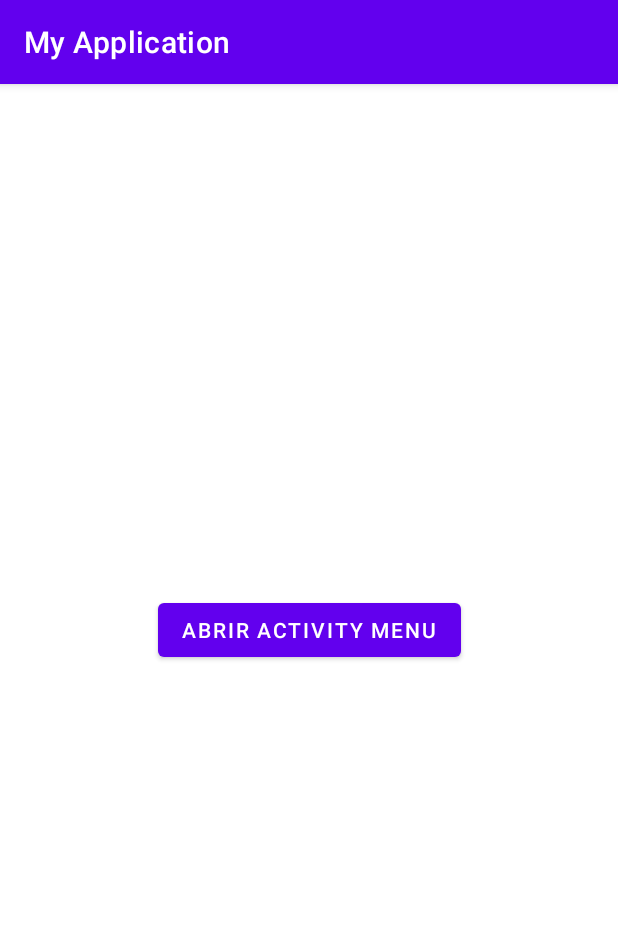
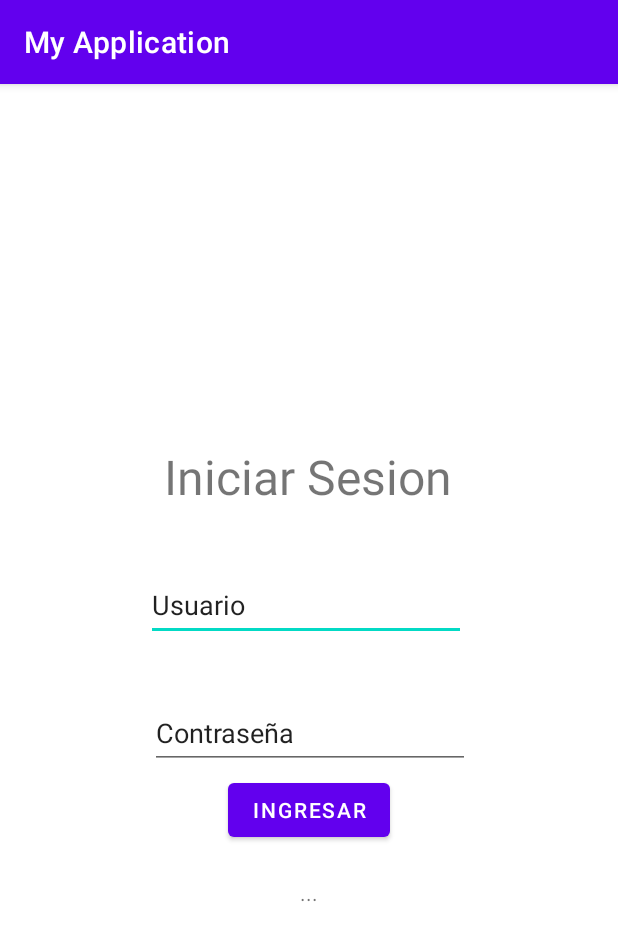
Before and after one commit to Brenda-Huarcaya/IDNP-Lab3, an Android app: the screen it shows after launch (MainActivity), on a phone screen of 412 x 824 dp. Shown: the top 940 px of the screen. Run offline under Robolectric (Android 15) with nearby library versions, the phone set to English and light mode, and no system bars.

Commit message:
Activity Main es el Activity Login - COMPLETO

```diff
--- a/app/src/main/java/com/idnp/myapplication/MainActivity.java
+++ b/app/src/main/java/com/idnp/myapplication/MainActivity.java
@@ -3,11 +3,14 @@ package com.idnp.myapplication;
 import androidx.activity.result.ActivityResultLauncher;
 import androidx.appcompat.app.AppCompatActivity;
 
+import android.annotation.SuppressLint;
 import android.content.DialogInterface;
 import android.content.Intent;
 import android.os.Bundle;
 import android.view.View;
 import android.widget.Button;
+import android.widget.EditText;
+import android.widget.TextView;
 
 public class MainActivity extends AppCompatActivity {
 
@@ -22,18 +25,31 @@ public class MainActivity extends AppCompatActivity {
                 }
             });
 */
+
     @Override
     protected void onCreate(Bundle savedInstanceState) {
         super.onCreate(savedInstanceState);
         setContentView(R.layout.activity_main);
 
-        Button startButton = findViewById(R.id.btnActivityMenu);
+        Button loginButton = findViewById(R.id.btnLogin);
+        EditText eUsuario = findViewById(R.id.eUsuario);
+        EditText eContrasena = findViewById(R.id.eContraseña);
+        TextView tMensaje = findViewById(R.id.eMensaje);
 
-        startButton.setOnClickListener(new View.OnClickListener() {
+        loginButton.setOnClickListener(new View.OnClickListener() {
             @Override
             public void onClick(View view) {
-                Intent intent = new Intent(getApplicationContext(), MenuActivity.class);
-                startActivity(intent);
+                String usuario = eUsuario.getText().toString();
+                String contrasena = eContrasena.getText().toString();
+
+                if (usuario.equals("usuario") && contrasena.equals("12345")){
+                    Intent intent = new Intent(getApplicationContext(), MenuActivity.class);
+                    startActivity(intent);
+                }
+                else{
+                    tMensaje.setText("Usuario Invalido");
+                }
+
             }
         });
 
--- a/app/src/main/res/layout/activity_main.xml
+++ b/app/src/main/res/layout/activity_main.xml
@@ -6,24 +6,77 @@
     android:layout_width="match_parent"
     android:layout_height="match_parent"
     tools:context=".MainActivity">
-    <!--
+
     <TextView
+        android:id="@+id/textView2"
         android:layout_width="wrap_content"
         android:layout_height="wrap_content"
-            android:text="Hello World!"
+        android:text="Iniciar Sesion"
+        android:textAlignment="center"
+        android:textSize="32dp"
         app:layout_constraintBottom_toBottomOf="parent"
         app:layout_constraintEnd_toEndOf="parent"
+        app:layout_constraintHorizontal_bias="0.497"
         app:layout_constraintStart_toStartOf="parent"
-            app:layout_constraintTop_toTopOf="parent" />
-    -->
-    <Button
-        android:id="@+id/btnActivityMenu"
+        app:layout_constraintTop_toTopOf="parent"
+        app:layout_constraintVertical_bias="0.331" />
+
+    <EditText
+        android:id="@+id/eUsuario"
         android:layout_width="wrap_content"
         android:layout_height="wrap_content"
-        android:layout_marginTop="340dp"
-        android:text="Abrir activity menu"
+        android:layout_marginStart="100dp"
+        android:layout_marginTop="40dp"
+        android:layout_marginEnd="101dp"
+        android:autofillHints=""
+        android:ems="10"
+        android:inputType="textPersonName"
+        android:minHeight="48dp"
+        android:text="Usuario"
+        app:layout_constraintEnd_toEndOf="parent"
+        app:layout_constraintHorizontal_bias="1.0"
+        app:layout_constraintStart_toStartOf="parent"
+        app:layout_constraintTop_toBottomOf="@+id/textView2"
+        tools:ignore="LabelFor,MissingConstraints" />
+
+    <EditText
+        android:id="@+id/eContraseña"
+        android:layout_width="wrap_content"
+        android:layout_height="wrap_content"
+        android:layout_marginStart="100dp"
+        android:layout_marginTop="37dp"
+        android:layout_marginEnd="101dp"
+        android:autofillHints=""
+        android:ems="10"
+        android:inputType="textPersonName"
+        android:minHeight="48dp"
+        android:text="Contraseña"
+        app:layout_constraintEnd_toEndOf="parent"
+        app:layout_constraintHorizontal_bias="0.0"
+        app:layout_constraintStart_toStartOf="parent"
+        app:layout_constraintTop_toBottomOf="@+id/eUsuario"
+        tools:ignore="LabelFor,MissingConstraints" />
+
+    <Button
+        android:id="@+id/btnLogin"
+        android:layout_width="wrap_content"
+        android:layout_height="wrap_content"
+        android:layout_marginTop="460dp"
+        android:text="Ingresar"
         app:layout_constraintEnd_toEndOf="parent"
         app:layout_constraintStart_toStartOf="parent"
         app:layout_constraintTop_toTopOf="parent" />
 
+    <TextView
+        android:id="@+id/eMensaje"
+        android:layout_width="183dp"
+        android:layout_height="47dp"
+        android:layout_marginTop="21dp"
+        android:text="..."
+        android:textAlignment="center"
+        app:layout_constraintEnd_toEndOf="parent"
+        app:layout_constraintStart_toStartOf="parent"
+        app:layout_constraintTop_toBottomOf="@+id/btnLogin"
+        tools:ignore="LabelFor,MissingConstraints" />
+
 </androidx.constraintlayout.widget.ConstraintLayout>
--- a/app/src/main/res/values/strings.xml
+++ b/app/src/main/res/values/strings.xml
@@ -1,3 +1,5 @@
 <resources>
     <string name="app_name">My Application</string>
+    <string name="Usuario" />
+    <string name="Contraseña" />
 </resources>
```
Lines whose indentation alone changed are shown as unchanged.
